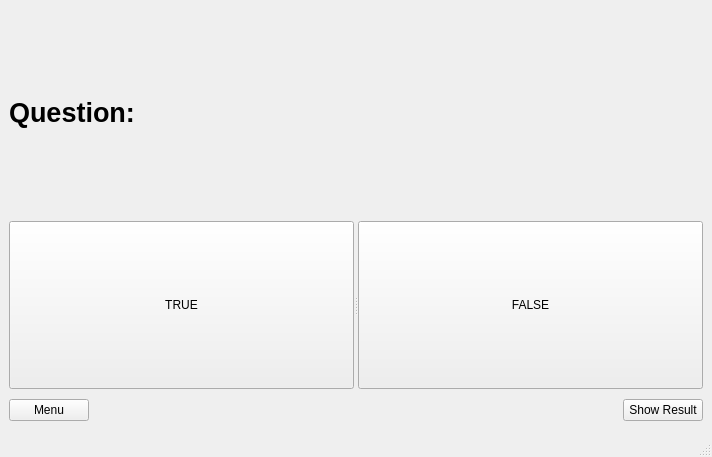
Old version of the form interface/interview_window.ui in the repository Graidaris/decision_Tree_SI.
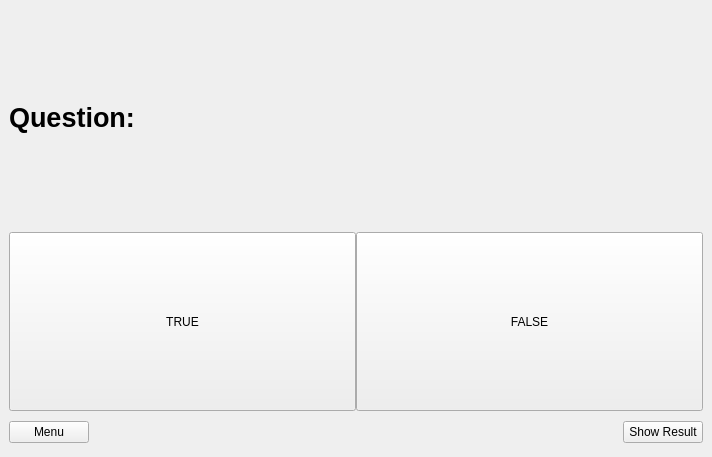
New version of the form.

Patch:
```diff
--- a/interface/interview_window.ui
+++ b/interface/interview_window.ui
@@ -36,9 +36,21 @@
       </property>
       <item>
        <widget class="QSplitter" name="splitter">
+        <property name="enabled">
+         <bool>true</bool>
+        </property>
         <property name="orientation">
          <enum>Qt::Horizontal</enum>
         </property>
+        <property name="opaqueResize">
+         <bool>true</bool>
+        </property>
+        <property name="handleWidth">
+         <number>0</number>
+        </property>
+        <property name="childrenCollapsible">
+         <bool>true</bool>
+        </property>
         <widget class="QPushButton" name="buttonTrue">
          <property name="text">
           <string>TRUE</string>
@@ -89,7 +101,6 @@
     </item>
    </layout>
   </widget>
-  <widget class="QStatusBar" name="statusbar"/>
  </widget>
  <resources/>
  <connections/>
```
Left out of the diff: 10 changed lines with no effect on the pictures.
